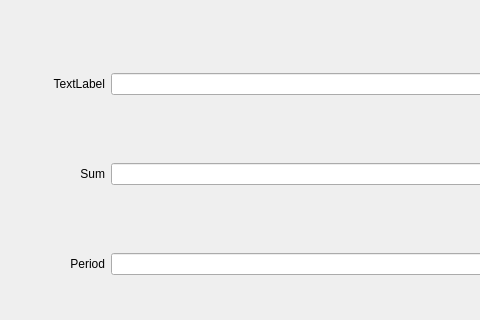
Before: the Qt Designer form views/credit/creditWidget/creditwidget.ui in IronTony-Stark/ATM, drawn with Qt 5; both pictures show x 0 to 480 and y 0 to 320 of the 1000 by 600 pixel window.
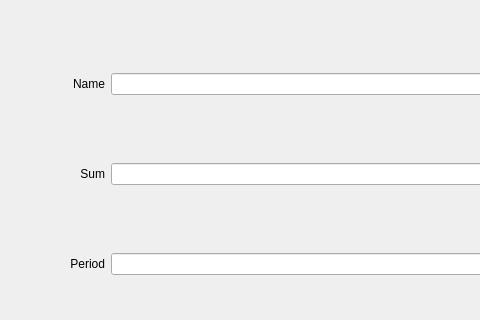
After: the same form once the commit is applied.

Commit message: OperationManager mocking for Credit Window

Diff of the .ui file:
```diff
--- a/views/credit/creditWidget/creditwidget.ui
+++ b/views/credit/creditWidget/creditwidget.ui
@@ -112,7 +112,7 @@
    <item row="0" column="0">
     <widget class="QLabel" name="labelName">
      <property name="text">
-      <string>TextLabel</string>
+      <string>Name</string>
      </property>
      <property name="alignment">
       <set>Qt::AlignRight|Qt::AlignTrailing|Qt::AlignVCenter</set>
```
The commit also changes 7 other files.
